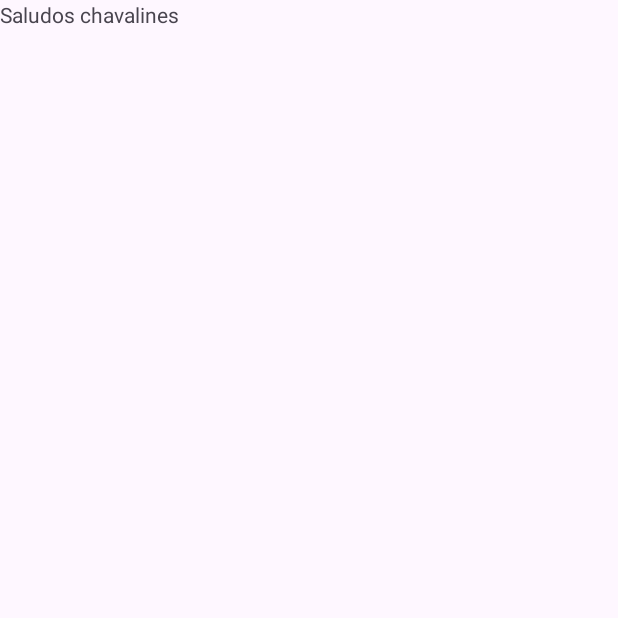
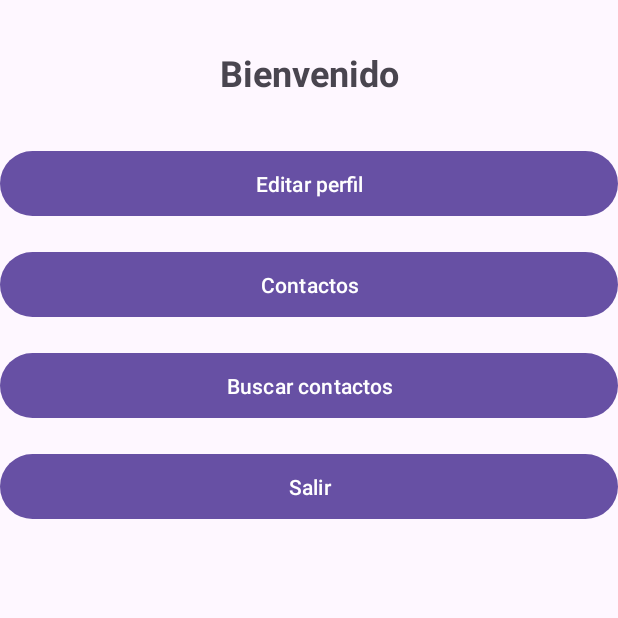
Before and after one commit to jomyrap101/conectamobile, an Android app: the HomeView screen opened directly, with no data from a screen before it, on a phone screen of 412 x 824 dp, the top half of it. Before the commit the part shown is almost empty. Run offline under Robolectric (Android 15) with nearby library versions, the phone set to English and light mode, and no system bars.

Commit message:
-Login y Register funcionando + mensaje de bienvenida en la pantalla con el nombre de usuario, se agrego a su vez Firebase Authentication para guardar los correos electronicos y RealTime DataBase para guardar los nombres de los usuarios ingresados.
-Se creo la clase de UserProfile

-HomeView es el Main de la pagina una vez que inicies sesion te llevará a ella

```diff
--- a/app/build.gradle.kts
+++ b/app/build.gradle.kts
@@ -42,6 +42,7 @@ dependencies {
     implementation(platform(libs.firebase.bom))
     implementation(libs.firebase.auth)
     implementation(libs.firebase.database)
+    implementation(libs.firebase.storage)
 
     testImplementation(libs.junit)
     androidTestImplementation(libs.ext.junit)
--- a/app/src/main/AndroidManifest.xml
+++ b/app/src/main/AndroidManifest.xml
@@ -12,6 +12,9 @@
         android:supportsRtl="true"
         android:theme="@style/Theme.Conectamobile"
         tools:targetApi="31">
+        <activity
+            android:name=".Profile"
+            android:exported="false" />
         <activity
             android:name=".Register"
             android:exported="false" />
--- a/app/src/main/java/com/example/conectamobile/HomeView.java
+++ b/app/src/main/java/com/example/conectamobile/HomeView.java
@@ -1,6 +1,7 @@
 package com.example.conectamobile;
 
 import android.os.Bundle;
+import android.widget.TextView;
 
 import androidx.activity.EdgeToEdge;
 import androidx.appcompat.app.AppCompatActivity;
@@ -13,12 +14,18 @@ public class HomeView extends AppCompatActivity {
     @Override
     protected void onCreate(Bundle savedInstanceState) {
         super.onCreate(savedInstanceState);
-        EdgeToEdge.enable(this);
         setContentView(R.layout.activity_home_view);
-        ViewCompat.setOnApplyWindowInsetsListener(findViewById(R.id.main), (v, insets) -> {
-            Insets systemBars = insets.getInsets(WindowInsetsCompat.Type.systemBars());
-            v.setPadding(systemBars.left, systemBars.top, systemBars.right, systemBars.bottom);
-            return insets;
-        });
+
+        TextView welcomeText = findViewById(R.id.welcomeText);
+
+        String username = getIntent().getStringExtra("username");
+
+        if (username != null && !username.isEmpty()) {
+            welcomeText.setText("Bienvenido " + username);
+        } else {
+            welcomeText.setText("Bienvenido");
+        }
+
+
     }
 }
--- a/app/src/main/res/layout/activity_home_view.xml
+++ b/app/src/main/res/layout/activity_home_view.xml
@@ -9,10 +9,64 @@
 
 
     <TextView
-        android:id="@+id/textView"
+        android:id="@+id/welcomeText"
         android:layout_width="wrap_content"
         android:layout_height="wrap_content"
-        android:text="Saludos chavalines"
-        tools:layout_editor_absoluteX="123dp"
-        tools:layout_editor_absoluteY="130dp" />
+        android:text="!Loading..."
+        android:textSize="24sp"
+        android:textStyle="bold"
+        android:layout_marginTop="32dp"
+        app:layout_constraintTop_toTopOf="parent"
+        app:layout_constraintStart_toStartOf="parent"
+        app:layout_constraintEnd_toEndOf="parent"
+        android:gravity="center"/>
+
+
+    <Button
+        android:id="@+id/btnEditProfile"
+        android:layout_width="0dp"
+        android:layout_height="wrap_content"
+        android:text="Editar perfil"
+        android:layout_marginTop="32dp"
+        app:layout_constraintTop_toBottomOf="@id/welcomeText"
+        app:layout_constraintStart_toStartOf="parent"
+        app:layout_constraintEnd_toEndOf="parent"
+        android:padding="12dp" />
+
+
+    <Button
+        android:id="@+id/btnContacts"
+        android:layout_width="0dp"
+        android:layout_height="wrap_content"
+        android:text="Contactos"
+        android:layout_marginTop="16dp"
+        app:layout_constraintTop_toBottomOf="@id/btnEditProfile"
+        app:layout_constraintStart_toStartOf="parent"
+        app:layout_constraintEnd_toEndOf="parent"
+        android:padding="12dp" />
+
+
+    <Button
+        android:id="@+id/btnSearchContacts"
+        android:layout_width="0dp"
+        android:layout_height="wrap_content"
+        android:text="Buscar contactos"
+        android:layout_marginTop="16dp"
+        app:layout_constraintTop_toBottomOf="@id/btnContacts"
+        app:layout_constraintStart_toStartOf="parent"
+        app:layout_constraintEnd_toEndOf="parent"
+        android:padding="12dp" />
+
+
+    <Button
+        android:id="@+id/btnLogout"
+        android:layout_width="0dp"
+        android:layout_height="wrap_content"
+        android:text="Salir"
+        android:layout_marginTop="16dp"
+        app:layout_constraintTop_toBottomOf="@id/btnSearchContacts"
+        app:layout_constraintStart_toStartOf="parent"
+        app:layout_constraintEnd_toEndOf="parent"
+        android:padding="12dp" />
+
 </androidx.constraintlayout.widget.ConstraintLayout>
--- a/gradle/libs.versions.toml
+++ b/gradle/libs.versions.toml
@@ -10,6 +10,7 @@ activity = "1.9.3"
 constraintlayout = "2.2.0"
 googleGmsGoogleServices = "4.4.2"
 firebaseFirestore = "25.1.1"
+firebaseStorage = "21.0.1"
 
 [libraries]
 firebase-auth = { module = "com.google.firebase:firebase-auth" }
@@ -23,6 +24,7 @@ material = { group = "com.google.android.material", name = "material", version.r
 activity = { group = "androidx.activity", name = "activity", version.ref = "activity" }
 constraintlayout = { group = "androidx.constraintlayout", name = "constraintlayout", version.ref = "constraintlayout" }
 firebase-firestore = { group = "com.google.firebase", name = "firebase-firestore", version.ref = "firebaseFirestore" }
+firebase-storage = { group = "com.google.firebase", name = "firebase-storage", version.ref = "firebaseStorage" }
 
 [plugins]
 android-application = { id = "com.android.application", version.ref = "agp" }
```
Also changed, not shown: app/src/main/java/com/example/conectamobile/MainActivity.java (+27 -9 lines), app/src/main/java/com/example/conectamobile/Register.java (+37 -11 lines), app/src/main/java/com/example/conectamobile/UserProfile.java (added, +15 -0 lines), app/src/main/res/layout/activity_register.xml (+16 -5 lines).
